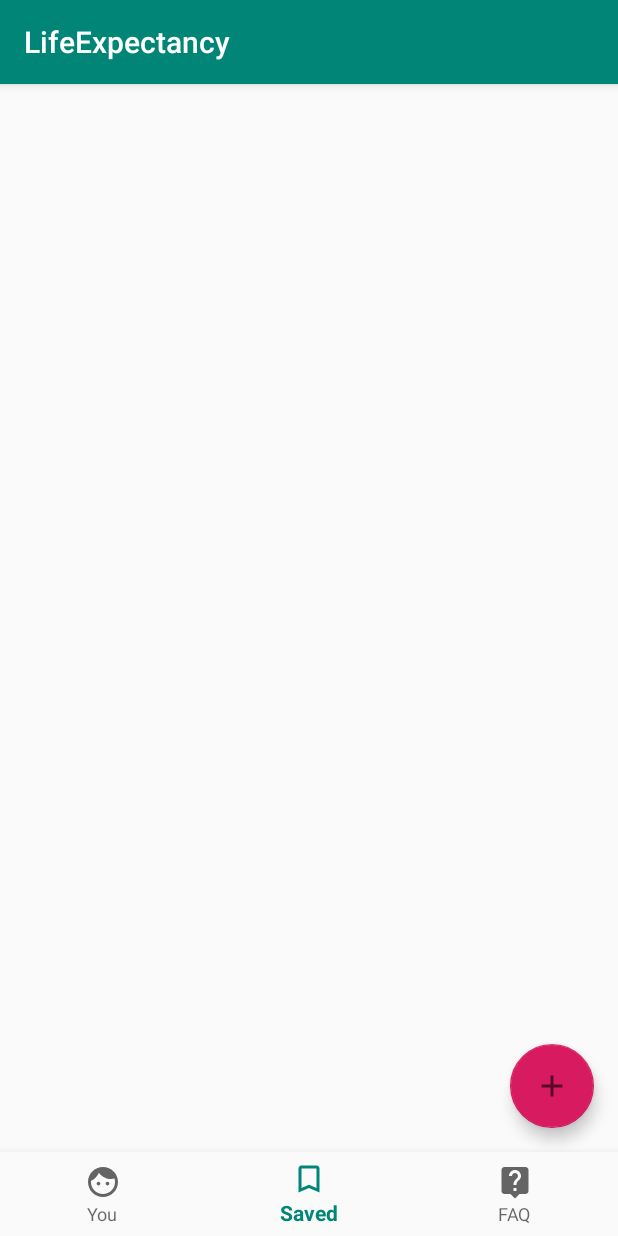
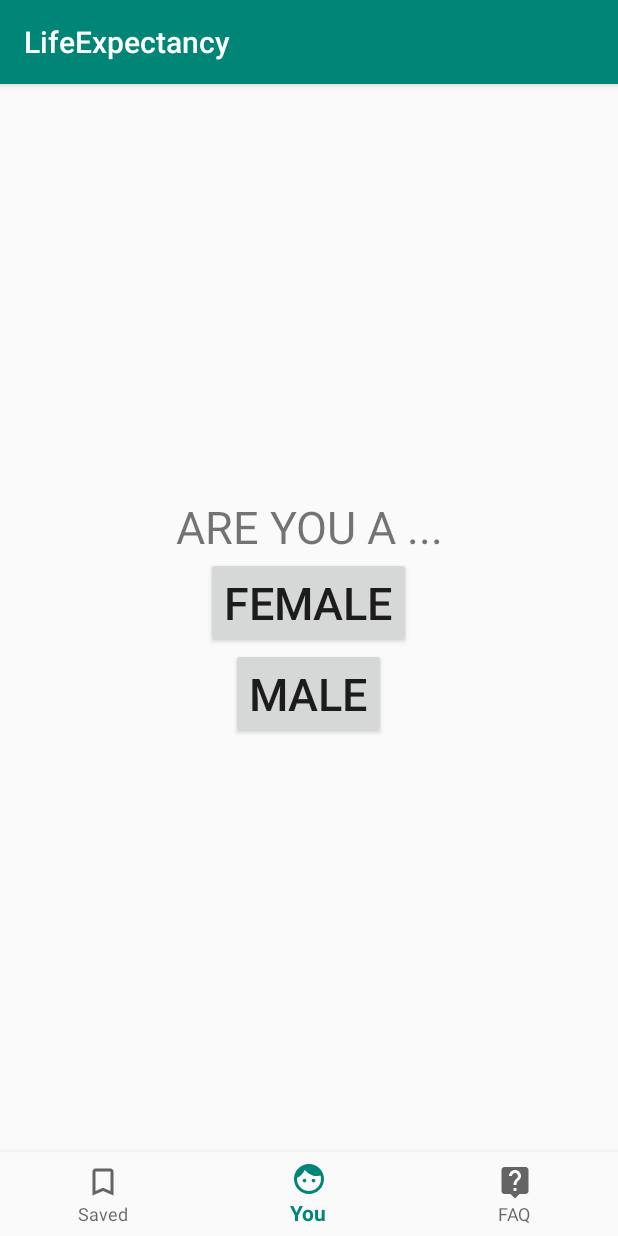
Before and after one commit to russabit/LifeExpectancy, an Android app: the screen it shows after launch (MainActivity), item 2 of the bottom bar chosen, on a phone screen of 412 x 824 dp. Run offline under Robolectric (Android 15) with nearby library versions, the phone set to English and light mode, and no system bars; our stand-ins replace Room's generated code, Timber; libraries missing offline, so code that uses them is left out: com.jakewharton.threetenabp; 1 statement that could not run was skipped.

Commit message:
saved persons fragment as the first nav view tab

```diff
--- a/app/src/main/res/menu/bottom_menu.xml
+++ b/app/src/main/res/menu/bottom_menu.xml
@@ -1,5 +1,10 @@
 <?xml version="1.0" encoding="utf-8"?>
 <menu xmlns:android="http://schemas.android.com/apk/res/android">
+
+    <item
+        android:id="@+id/list_of_saved_persons"
+        android:icon="@drawable/ic_bookmark_border_black_24dp"
+        android:title="@string/saved"/>
 
     <item
         android:id="@+id/new_person"
@@ -7,11 +12,6 @@
         android:title="@string/you"/>
 
     <item
-        android:id="@+id/list_of_saved_persons"
-        android:icon="@drawable/ic_bookmark_border_black_24dp"
-        android:title="@string/saved"/>
-
-    <item
         android:id="@+id/faq"
         android:icon="@drawable/ic_live_help_black_24dp"
         android:title="@string/faq"/>
```
